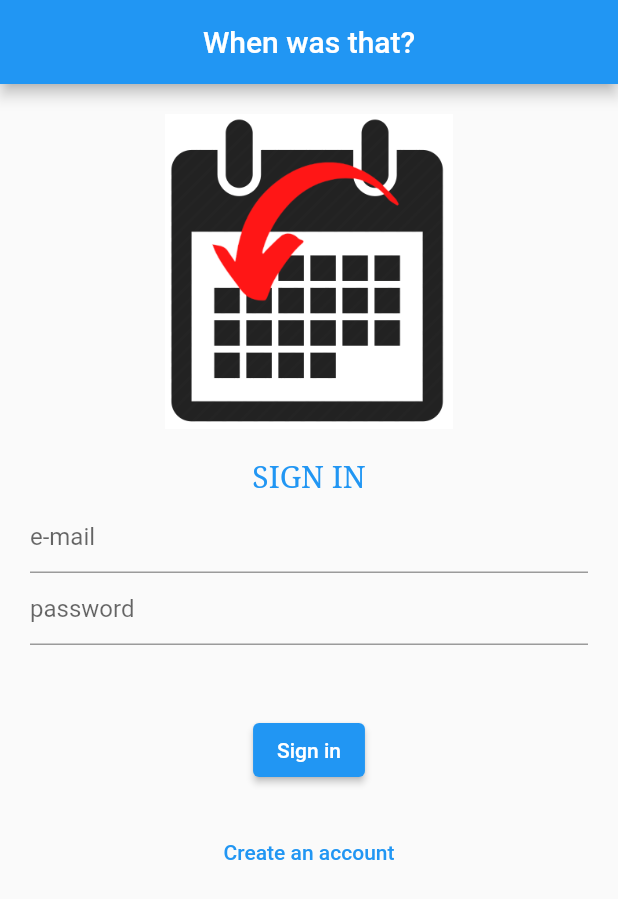
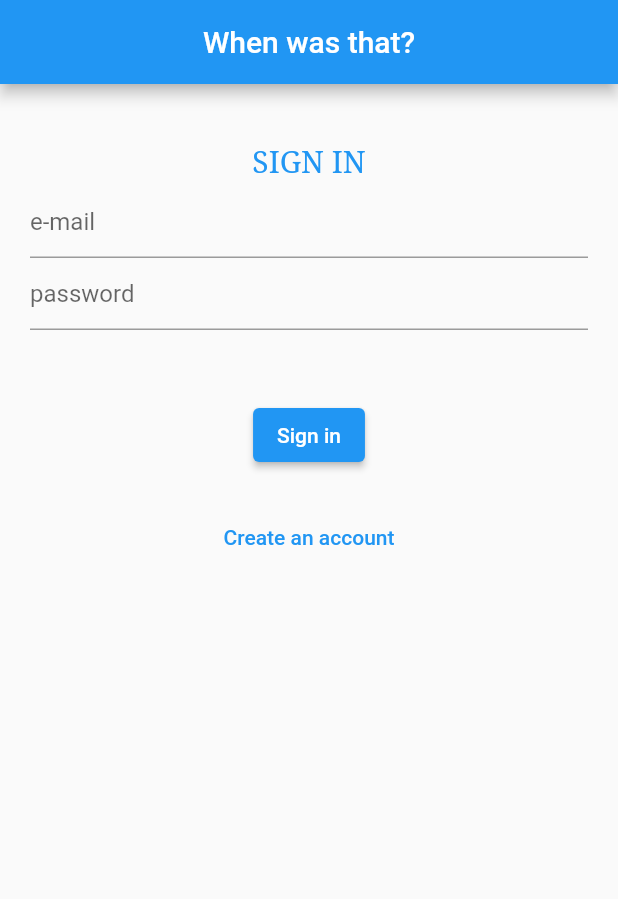
Before and after one commit to marcinwozniak407/when_was_that, a Flutter app: the screen it shows after launch, on a phone screen of 412 x 824 dp. Shown: the top 899 px of the screen. Run offline on Flutter 3.47's test engine with Material 2 defaults, Android fonts, the phone set to English and light mode, and no system bars; our stand-ins replace animated_splash_screen, firebase_auth, firebase_core, google_fonts; accounts and stored records are empty.

Commit message:
Remove image from LoginPage

```diff
--- a/lib/app/login/login_page.dart
+++ b/lib/app/login/login_page.dart
@@ -31,11 +31,6 @@ class _LoginPageState extends State<LoginPage> {
           padding: const EdgeInsets.all(20.0),
           child: Column(
             children: [
-              const Image(
-                image: AssetImage('assets/icon/icon.png'),
-                height: 210,
-                width: 210,
-              ),
               const SizedBox(height: 20),
               Text(
                 isCreatingAccount == true ? 'SIGN UP' : 'SIGN IN',
```
